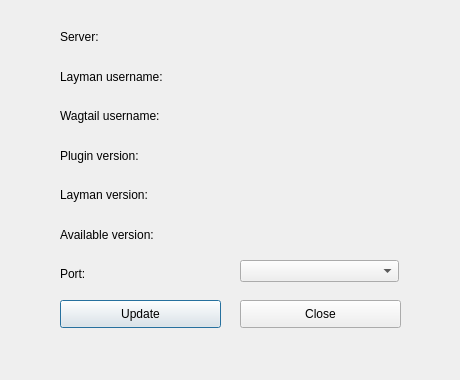
The window that dlg_userInfo.ui (LESPROJEKT/qgis-layman-plugin) describes before a commit, drawn with Qt 5.
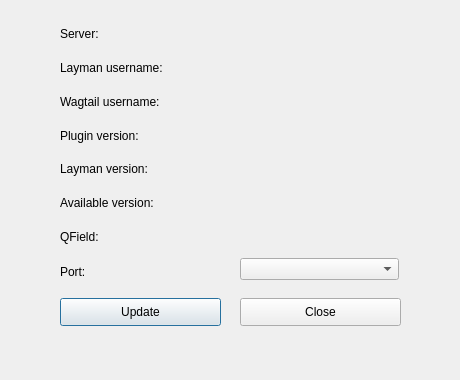
The same window after the commit. Icons and pictures are not drawn.

```diff
--- a/dlg_userInfo.ui
+++ b/dlg_userInfo.ui
@@ -32,7 +32,7 @@
    <property name="geometry">
     <rect>
      <x>60</x>
-     <y>300</y>
+     <y>298</y>
      <width>161</width>
      <height>28</height>
     </rect>
@@ -49,7 +49,7 @@
    <property name="geometry">
     <rect>
      <x>240</x>
-     <y>300</y>
+     <y>298</y>
      <width>161</width>
      <height>28</height>
     </rect>
@@ -110,6 +110,13 @@
       </property>
      </widget>
     </item>
+    <item>
+     <widget class="QLabel" name="label_8">
+      <property name="text">
+       <string>QField:</string>
+      </property>
+     </widget>
+    </item>
    </layout>
   </widget>
   <widget class="QWidget" name="verticalLayoutWidget_2">
@@ -170,7 +177,7 @@
    <property name="geometry">
     <rect>
      <x>60</x>
-     <y>260</y>
+     <y>258</y>
      <width>158</width>
      <height>27</height>
     </rect>
@@ -183,7 +190,7 @@
    <property name="geometry">
     <rect>
      <x>240</x>
-     <y>260</y>
+     <y>258</y>
      <width>159</width>
      <height>22</height>
     </rect>
```
Left out of the diff: 7 changed lines with no effect on the pictures.
